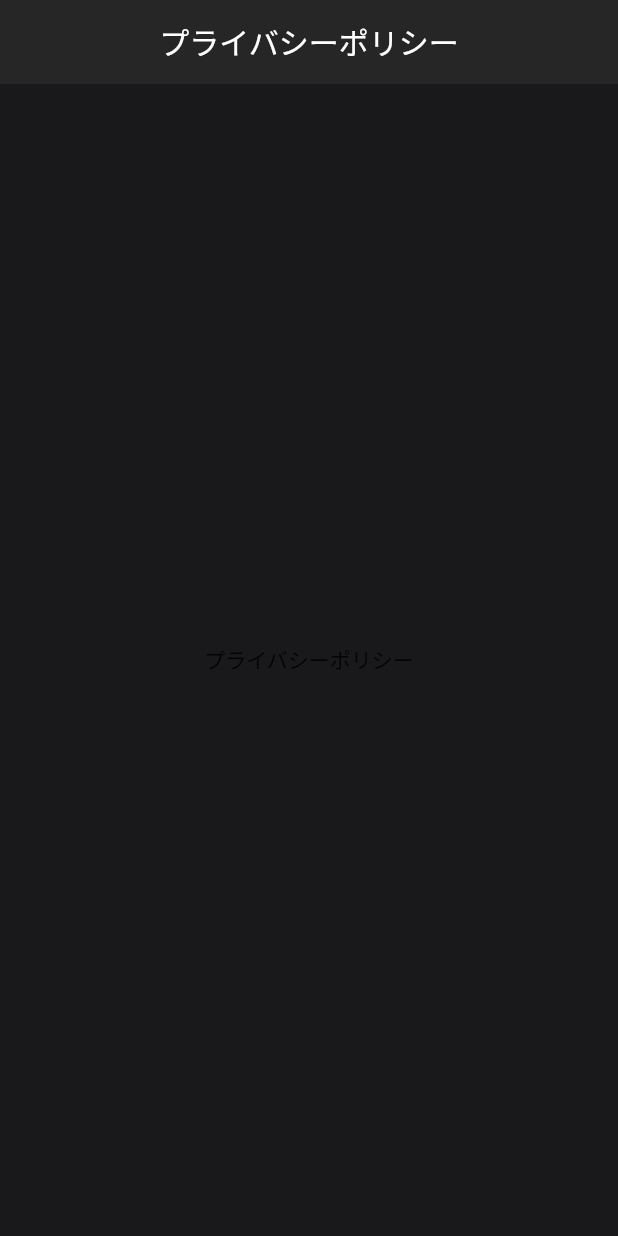
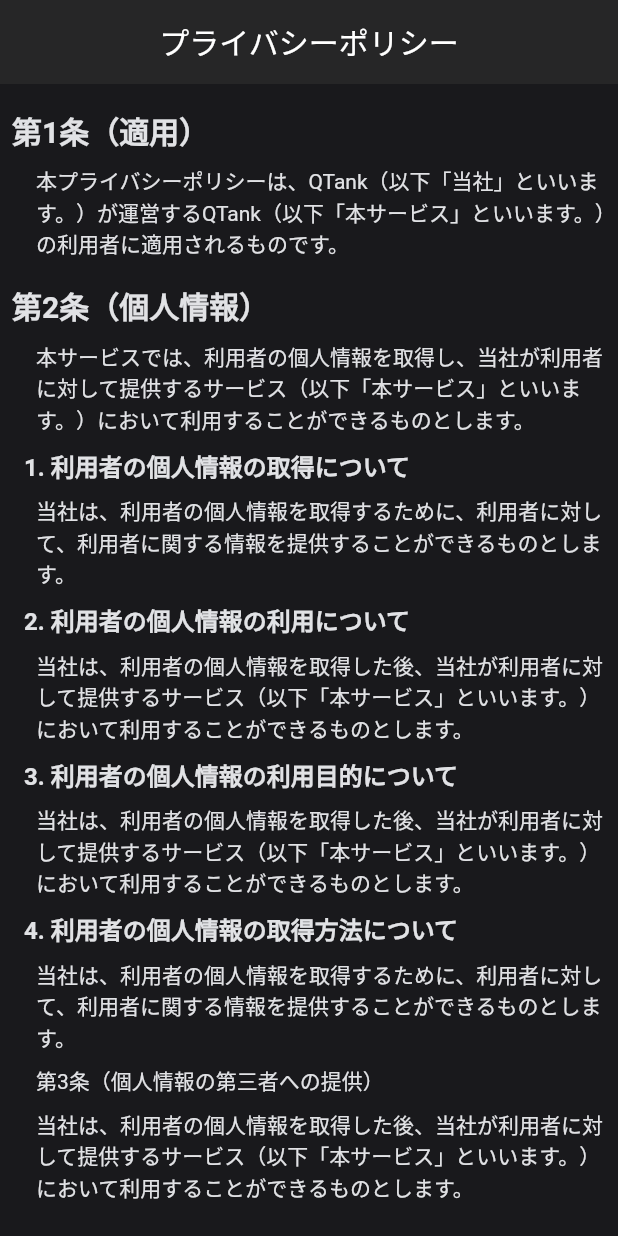
Before and after one commit to kurogoma-flutter/Qtank-mobile, a Flutter app: the PrivacyPolicyPage screen opened by its route, on a phone screen of 412 x 824 dp. Run offline on Flutter 3.47's test engine with Material 2 defaults, Android fonts, the phone set to English and light mode, and no system bars; our stand-ins replace badges, cloud_firestore, connectivity_plus, firebase_auth, firebase_core, firebase_storage and 5 more; accounts and stored records are empty.

Commit message:
プライバシーポリシー作成

```diff
--- a/lib/presentation/pages/legal/privacy_polict_page.dart
+++ b/lib/presentation/pages/legal/privacy_polict_page.dart
@@ -1,4 +1,5 @@
 import 'package:flutter/material.dart';
+import 'package:qtank_mobile/presentation/pages/legal/component/legal_text_widget.dart';
 
 import '../../style/color.dart';
 
@@ -15,9 +16,42 @@ class PrivacyPolicyPage extends StatelessWidget {
         centerTitle: true,
         elevation: 0,
       ),
-      body: const SizedBox.expand(
-        child: Center(
-          child: Text('プライバシーポリシー'),
+      body: SizedBox.expand(
+        child: SingleChildScrollView(
+          child: Column(
+            mainAxisAlignment: MainAxisAlignment.start,
+            crossAxisAlignment: CrossAxisAlignment.start,
+            children: const <Widget>[
+              LegalTitle(text: '第1条（適用）'),
+              LegalText(
+                  text:
+                      '本プライバシーポリシーは、QTank（以下「当社」といいます。）が運営するQTank（以下「本サービス」といいます。）の利用者に適用されるものです。'),
+              LegalTitle(text: '第2条（個人情報）'),
+              LegalText(
+                  text:
+                      '本サービスでは、利用者の個人情報を取得し、当社が利用者に対して提供するサービス（以下「本サービス」といいます。）において利用することができるものとします。'),
+              LegalSubTitle(text: '1. 利用者の個人情報の取得について'),
+              LegalText(
+                  text:
+                      '当社は、利用者の個人情報を取得するために、利用者に対して、利用者に関する情報を提供することができるものとします。'),
+              LegalSubTitle(text: '2. 利用者の個人情報の利用について'),
+              LegalText(
+                  text:
+                      '当社は、利用者の個人情報を取得した後、当社が利用者に対して提供するサービス（以下「本サービス」といいます。）において利用することができるものとします。'),
+              LegalSubTitle(text: '3. 利用者の個人情報の利用目的について'),
+              LegalText(
+                  text:
+                      '当社は、利用者の個人情報を取得した後、当社が利用者に対して提供するサービス（以下「本サービス」といいます。）において利用することができるものとします。'),
+              LegalSubTitle(text: '4. 利用者の個人情報の取得方法について'),
+              LegalText(
+                  text:
+                      '当社は、利用者の個人情報を取得するために、利用者に対して、利用者に関する情報を提供することができるものとします。'),
+              LegalText(text: '第3条（個人情報の第三者への提供）'),
+              LegalText(
+                  text:
+                      '当社は、利用者の個人情報を取得した後、当社が利用者に対して提供するサービス（以下「本サービス」といいます。）において利用することができるものとします。'),
+            ],
+          ),
         ),
       ),
     );
```
